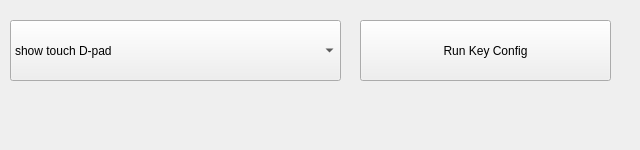
This is gpsp4cute/controlsettings.ui in Summeli/gpSP4Cute as Qt 5 draws it before an edit. The edited form follows.
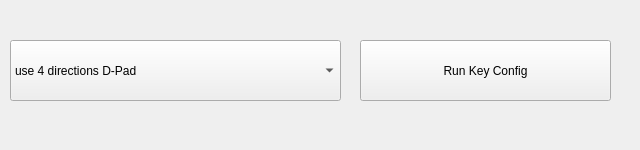
This is the edited form.

Diff of the .ui file:
```diff
--- a/gpsp4cute/controlsettings.ui
+++ b/gpsp4cute/controlsettings.ui
@@ -33,7 +33,7 @@
    <property name="geometry">
     <rect>
      <x>360</x>
-     <y>20</y>
+     <y>40</y>
      <width>251</width>
      <height>61</height>
     </rect>
@@ -46,14 +46,14 @@
    <property name="geometry">
     <rect>
      <x>10</x>
-     <y>20</y>
+     <y>40</y>
      <width>331</width>
      <height>61</height>
     </rect>
    </property>
    <item>
     <property name="text">
-     <string>show touch D-pad</string>
+     <string>use 4 directions D-Pad</string>
     </property>
    </item>
    <item>
```
Left out of the diff: 4 changed lines with no effect on the pictures.
